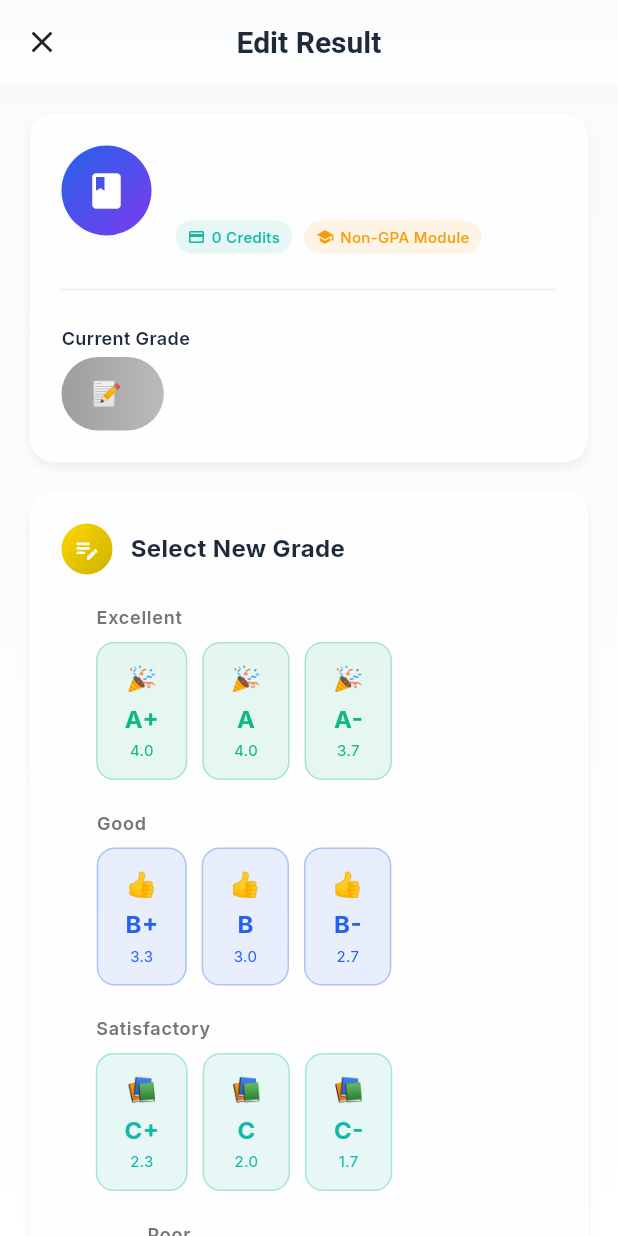
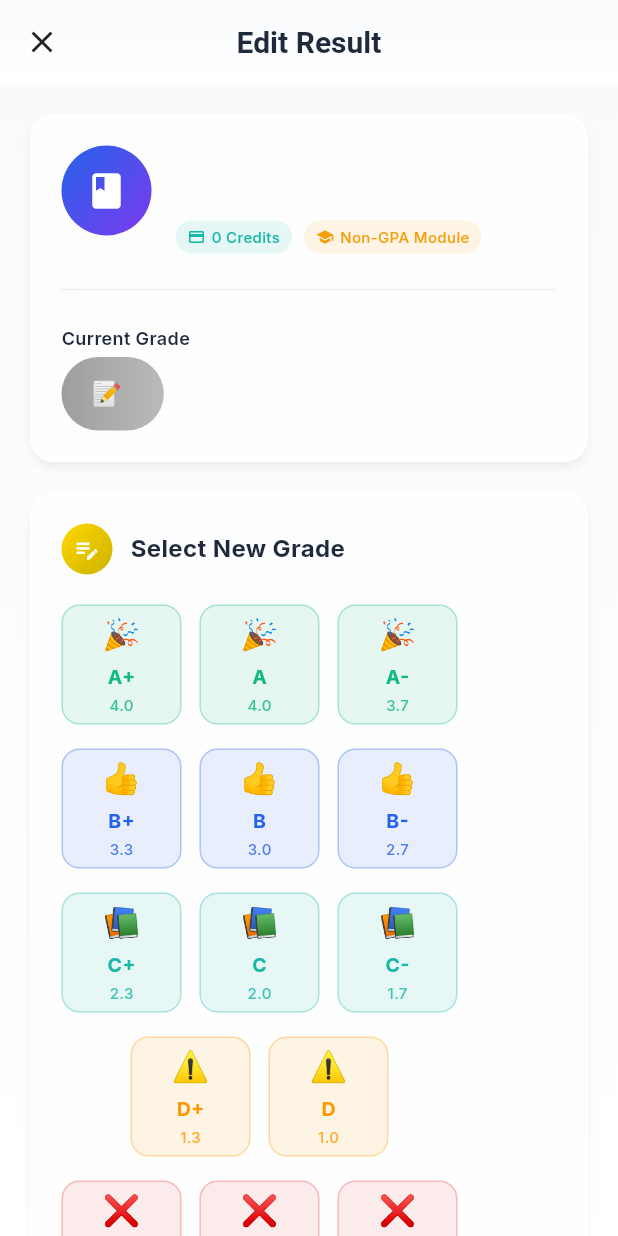
Before and after one commit to harshanx25yenuka-ai/result_wave, a Flutter app: the EditResultPage screen opened directly with empty values, on a phone screen of 412 x 824 dp. Run offline on Flutter 3.47's test engine with Material 3 defaults, Android fonts, the light colour scheme and no system bars; our stand-ins replace google_fonts, pdf, share_plus, shared_preferences, sqflite; missing offline and left inert: flutter_pdfview; accounts and stored records are empty.

Commit message:
fixed grade layout

```diff
--- a/lib/pages/edit_result_page.dart
+++ b/lib/pages/edit_result_page.dart
@@ -5,6 +5,7 @@ import 'package:result_wave/services/database_service.dart';
 import 'package:result_wave/utils/constants.dart';
 import 'package:result_wave/utils/animations.dart';
 import 'package:result_wave/widgets/glass_card.dart';
+import 'package:result_wave/widgets/grade_card.dart';
 
 class EditResultPage extends StatefulWidget {
   final String moduleId;
@@ -75,16 +76,12 @@ class _EditResultPageState extends State<EditResultPage>
           Result(moduleId: widget.moduleId, grade: _selectedGrade!),
         );
 
-        // Clear any existing snackbars before showing new one
         ScaffoldMessenger.of(context).clearSnackBars();
-
-        // Show success snackbar
         _showSuccessSnackbar(widget.currentGrade, _selectedGrade!);
 
         await Future.delayed(const Duration(milliseconds: 800));
 
         if (mounted) {
-          // Clear snackbars again before navigation
           ScaffoldMessenger.of(context).clearSnackBars();
           Navigator.pop(context, _selectedGrade);
         }
@@ -118,40 +115,8 @@ class _EditResultPageState extends State<EditResultPage>
     if (['C+', 'C', 'C-'].contains(grade)) return '📚';
     if (['D+', 'D'].contains(grade)) return '⚠️';
     if (['F', 'F(CA)', 'F(ET)'].contains(grade)) return '❌';
+    if (['I', 'I(ET)', 'I(CA)'].contains(grade)) return '⏳';
     return '📝';
-  }
-
-  String _getGradeDescription(String grade) {
-    switch (grade) {
-      case 'A+':
-        return 'Exceptional Performance';
-      case 'A':
-        return 'Excellent Performance';
-      case 'A-':
-        return 'Very Good Performance';
-      case 'B+':
-        return 'Good Performance';
-      case 'B':
-        return 'Satisfactory Performance';
-      case 'B-':
-        return 'Adequate Performance';
-      case 'C+':
-        return 'Fair Performance';
-      case 'C':
-        return 'Passing Performance';
-      case 'C-':
-        return 'Marginal Performance';
-      case 'D+':
-        return 'Below Average';
-      case 'D':
-        return 'Poor Performance';
-      case 'F':
-        return 'Failed';
-      case 'I':
-        return 'Incomplete';
-      default:
-        return '';
-    }
   }
 
   double _getGradePointValue(String grade) {
@@ -698,8 +663,8 @@ class _EditResultPageState extends State<EditResultPage>
                             ),
                             const SizedBox(height: 20),
 
-                            // Grade Grid
-                            _buildGradeGrid(isDark),
+                            // Inline Grade Grid with Fixed Size Cards
+                            _buildInlineGradeGrid(isDark),
 
                             if (_selectedGrade != null &&
                                 _selectedGrade != widget.currentGrade)
@@ -767,7 +732,7 @@ class _EditResultPageState extends State<EditResultPage>
                                                           FontWeight.bold,
                                                     ),
                                                   ),
-                                                  const TextSpan(text: '  '),
+                                                  const TextSpan(text: ' '),
                                                   TextSpan(
                                                     text:
                                                         '(+${(_getGradePointValue(_selectedGrade!) - _getGradePointValue(widget.currentGrade)).toStringAsFixed(1)} pts)',
@@ -863,139 +828,47 @@ class _EditResultPageState extends State<EditResultPage>
     );
   }
 
-  Widget _buildGradeGrid(bool isDark) {
-    // Group grades by category
-    final List<Map<String, dynamic>> gradeCategories = [
-      {
-        'name': 'Excellent',
-        'grades': ['A+', 'A', 'A-'],
-        'color': AppColors.success,
-      },
-      {
-        'name': 'Good',
-        'grades': ['B+', 'B', 'B-'],
-        'color': AppColors.primaryBlue,
-      },
-      {
-        'name': 'Satisfactory',
-        'grades': ['C+', 'C', 'C-'],
-        'color': AppColors.accentTeal,
-      },
-      {
-        'name': 'Poor',
-        'grades': ['D+', 'D'],
-        'color': Colors.orange,
-      },
-      {
-        'name': 'Fail',
-        'grades': ['F', 'F(CA)', 'F(ET)'],
-        'color': AppColors.error,
-      },
-      {
-        'name': 'Incomplete',
-        'grades': ['I', 'I(ET)', 'I(CA)'],
-        'color': AppColors.warning,
-      },
+  Widget _buildInlineGradeGrid(bool isDark) {
+    // All grades in order - no categories, just inline rows
+    final gradeRows = [
+      ['A+', 'A', 'A-'],
+      ['B+', 'B', 'B-'],
+      ['C+', 'C', 'C-'],
+      ['D+', 'D'],
+      ['F', 'F(CA)', 'F(ET)'],
+      ['I', 'I(ET)', 'I(CA)'],
     ];
 
     return Column(
-      children: gradeCategories.map((category) {
-        final categoryGrades = _grades
-            .where((g) => category['grades'].contains(g.grade))
+      children: gradeRows.map((rowGrades) {
+        final rowGradeObjects = _grades
+            .where((g) => rowGrades.contains(g.grade))
             .toList();
 
-        if (categoryGrades.isEmpty) return const SizedBox();
+        if (rowGradeObjects.isEmpty) return const SizedBox();
 
         return Padding(
-          padding: const EdgeInsets.only(bottom: 20),
-          child: Column(
-            crossAxisAlignment: CrossAxisAlignment.start,
-            children: [
-              Text(
-                category['name'],
-                style: TextStyle(
-                  fontSize: 12,
-                  fontWeight: FontWeight.w600,
-                  color: isDark ? Colors.grey.shade400 : Colors.grey.shade600,
-                  letterSpacing: 0.5,
-                ),
-              ),
-              const SizedBox(height: 8),
-              Wrap(
-                spacing: 10,
-                runSpacing: 10,
-                children: categoryGrades.map((grade) {
+          padding: const EdgeInsets.only(bottom: 16),
+          child: Wrap(
+            spacing: 12,
+            runSpacing: 12,
+            alignment: WrapAlignment.start,
+            children: rowGradeObjects.map((grade) {
               final isSelected = _selectedGrade == grade.grade;
-                  final gradeColor = _getGradeColor(grade.grade);
               final gradeIcon = _getGradeIcon(grade.grade);
 
-                  return GestureDetector(
+              return GradeCard(
+                grade: grade.grade,
+                gradeIcon: gradeIcon,
+                gradePoint: grade.gradePoint,
+                isSelected: isSelected,
                 onTap: () {
                   setState(() {
                     _selectedGrade = grade.grade;
                   });
-                      // Optional: Show preview snackbar
                 },
-                    child: AnimatedContainer(
-                      duration: const Duration(milliseconds: 200),
-                      padding: const EdgeInsets.symmetric(
-                        horizontal: 18,
-                        vertical: 12,
-                      ),
-                      decoration: BoxDecoration(
-                        gradient: isSelected
-                            ? LinearGradient(
-                                colors: [
-                                  gradeColor,
-                                  gradeColor.withOpacity(0.8),
-                                ],
-                              )
-                            : null,
-                        color: isSelected ? null : gradeColor.withOpacity(0.1),
-                        borderRadius: BorderRadius.circular(12),
-                        border: Border.all(
-                          color: isSelected
-                              ? gradeColor
-                              : gradeColor.withOpacity(0.3),
-                          width: isSelected ? 2 : 1,
-                        ),
-                        boxShadow: isSelected
-                            ? [
-                                BoxShadow(
-                                  color: gradeColor.withOpacity(0.3),
-                                  blurRadius: 8,
-                                  offset: const Offset(0, 2),
-                                ),
-                              ]
-                            : null,
-                      ),
-                      child: Column(
-                        children: [
-                          Text(gradeIcon, style: const TextStyle(fontSize: 16)),
-                          const SizedBox(height: 4),
-                          Text(
-                            grade.grade,
-                            style: TextStyle(
-                              fontSize: 16,
-                              fontWeight: FontWeight.bold,
-                              color: isSelected ? Colors.white : gradeColor,
-                            ),
-                          ),
-                          const SizedBox(height: 2),
-                          Text(
-                            grade.gradePoint.toStringAsFixed(1),
-                            style: TextStyle(
-                              fontSize: 10,
-                              color: isSelected ? Colors.white70 : gradeColor,
-                            ),
-                          ),
-                        ],
-                      ),
-                    ),
               );
             }).toList(),
-              ),
-            ],
           ),
         );
       }).toList(),
--- /dev/null
+++ b/lib/widgets/grade_card.dart
@@ -0,0 +1,104 @@
+import 'package:flutter/material.dart';
+import 'package:result_wave/utils/constants.dart';
+
+class GradeCard extends StatelessWidget {
+  final String grade;
+  final String gradeIcon;
+  final double gradePoint;
+  final bool isSelected;
+  final VoidCallback onTap;
+
+  const GradeCard({
+    Key? key,
+    required this.grade,
+    required this.gradeIcon,
+    required this.gradePoint,
+    required this.isSelected,
+    required this.onTap,
+  }) : super(key: key);
+
+  @override
+  Widget build(BuildContext context) {
+    final gradeColor = _getGradeColor(grade);
+    final isDark = Theme.of(context).brightness == Brightness.dark;
+
+    return SizedBox(
+      width: 80,
+      height: 80,
+      child: AnimatedContainer(
+        duration: const Duration(milliseconds: 200),
+        decoration: BoxDecoration(
+          gradient: isSelected
+              ? LinearGradient(
+                  begin: Alignment.topLeft,
+                  end: Alignment.bottomRight,
+                  colors: [gradeColor, gradeColor.withOpacity(0.8)],
+                )
+              : null,
+          color: isSelected ? null : gradeColor.withOpacity(0.1),
+          borderRadius: BorderRadius.circular(12),
+          border: Border.all(
+            color: isSelected ? gradeColor : gradeColor.withOpacity(0.3),
+            width: isSelected ? 2 : 1,
+          ),
+          boxShadow: isSelected
+              ? [
+                  BoxShadow(
+                    color: gradeColor.withOpacity(0.3),
+                    blurRadius: 8,
+                    offset: const Offset(0, 2),
+                  ),
+                ]
+              : null,
+        ),
+        child: Material(
+          color: Colors.transparent,
+          child: InkWell(
+            onTap: onTap,
+            borderRadius: BorderRadius.circular(12),
+            child: Container(
+              alignment: Alignment.center,
+              child: Column(
+                mainAxisAlignment: MainAxisAlignment.center,
+                crossAxisAlignment: CrossAxisAlignment.center,
+                children: [
+                  Text(gradeIcon, style: const TextStyle(fontSize: 20)),
+                  const SizedBox(height: 4),
+                  Text(
+                    grade,
+                    style: TextStyle(
+                      fontSize: 13,
+                      fontWeight: FontWeight.bold,
+                      color: isSelected ? Colors.white : gradeColor,
+                    ),
+                  ),
+                  const SizedBox(height: 2),
+                  Text(
+                    gradePoint.toStringAsFixed(1),
+                    style: TextStyle(
+                      fontSize: 10,
+                      fontWeight: FontWeight.w500,
+                      color: isSelected
+                          ? Colors.white70
+                          : gradeColor.withOpacity(0.8),
+                    ),
+                  ),
+                ],
+              ),
+            ),
+          ),
+        ),
+      ),
+    );
+  }
+
+  Color _getGradeColor(String grade) {
+    if (['A+', 'A', 'A-'].contains(grade)) return AppColors.success;
+    if (['B+', 'B', 'B-'].contains(grade)) return AppColors.primaryBlue;
+    if (['C+', 'C', 'C-'].contains(grade)) return AppColors.accentTeal;
+    if (['D+', 'D'].contains(grade)) return Colors.orange;
+    if (['F', 'F(CA)', 'F(ET)'].contains(grade)) return AppColors.error;
+    if (['I', 'I(ET)', 'I(CA)'].contains(grade)) return AppColors.warning;
+    return Colors.grey;
+  }
+}
```
Lines whose indentation alone changed are shown as unchanged.
